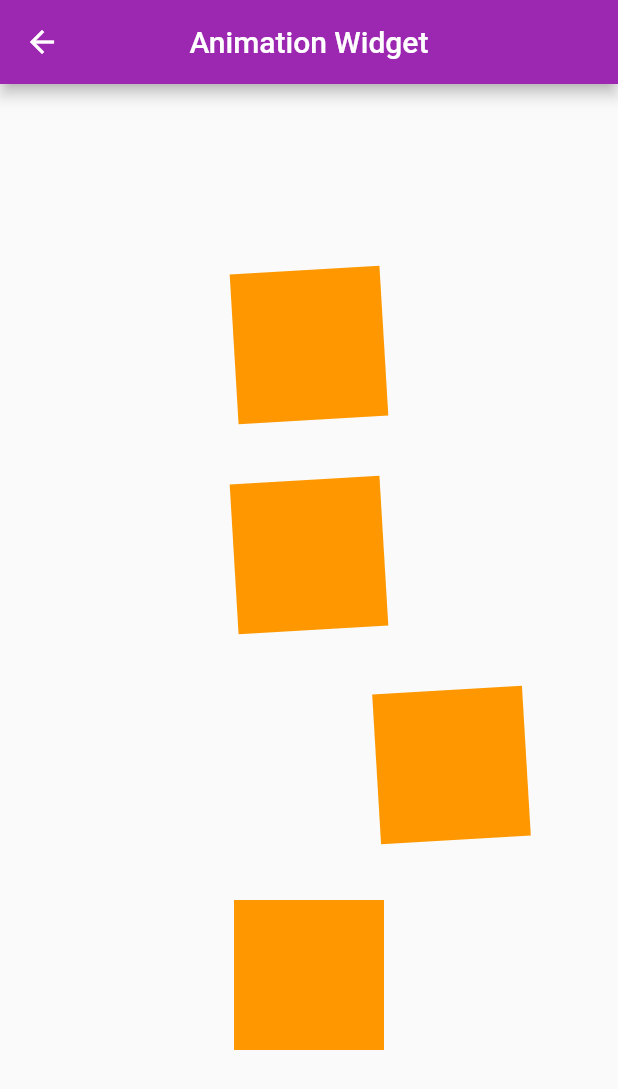
After one commit to fabrizzioRP/flutter-basic, a Flutter app: the AnimatedWidgetPage screen opened by its route, on a phone screen of 412 x 824 dp. The commit adds this screen. Shown: the top 1089 px of the screen. Run offline on Flutter 3.47's test engine with Material 2 defaults, Android fonts, the phone set to English and light mode, and no system bars; our stand-ins replace card_swiper.

Commit message:
animatedWidget:creado

```diff
--- a/data/menu_opts.json
+++ b/data/menu_opts.json
@@ -45,6 +45,11 @@
             "ruta" : "sliver",
             "icon" : "smart_toy",
             "texto": "Sliver AppBar"
+        },
+        {
+            "ruta" : "animated",
+            "icon" : "widgets",
+            "texto": "Animated Widget"
         }
     ]
 }
--- /dev/null
+++ b/lib/src/pages/animated_widget_page.dart
@@ -0,0 +1,131 @@
+import 'package:flutter/material.dart';
+import 'dart:math' as Math;
+
+class AnimatedWidgetPage extends StatelessWidget {
+  @override
+  Widget build(BuildContext context) {
+    return Scaffold(
+      appBar: AppBar(
+        title: Text('Animation Widget'),
+        centerTitle: true,
+        backgroundColor: Colors.purple,
+      ),
+      body: Center(
+        child: AnimatedCuadrado(),
+      ),
+    );
+  }
+}
+
+class AnimatedCuadrado extends StatefulWidget {
+  @override
+  _AnimatedCuadradoState createState() => _AnimatedCuadradoState();
+}
+
+class _AnimatedCuadradoState extends State<AnimatedCuadrado>
+    with SingleTickerProviderStateMixin {
+  late AnimationController controller;
+  late Animation<double> rotacion;
+  late Animation<double> opacidad;
+  late Animation<double> opacidadOut;
+  late Animation<double> moveRight;
+  late Animation<double> agrandarWidget;
+
+  @override
+  void initState() {
+    controller = AnimationController(
+        vsync: this, duration: Duration(milliseconds: 4000));
+
+    rotacion = Tween(begin: 0.0, end: 2 * Math.pi).animate(
+        CurvedAnimation(parent: controller, curve: Curves.bounceInOut));
+
+    opacidad = Tween(begin: 0.0, end: 1.0).animate(CurvedAnimation(
+        parent: controller,
+        curve: Interval(0.0, 0.30, curve: Curves.bounceInOut)));
+
+    opacidadOut = Tween(begin: 0.0, end: 1.0).animate(CurvedAnimation(
+        parent: controller,
+        curve: Interval(0.75, 1.0, curve: Curves.bounceInOut)));
+
+    moveRight = Tween(begin: 0.0, end: 200.0).animate(controller);
+
+    agrandarWidget = Tween(begin: 0.1, end: 1.0).animate(CurvedAnimation(
+        parent: controller, curve: Interval(0.20, 0.30, curve: Curves.easeIn)));
+
+    controller.addListener(() {
+      if (controller.status == AnimationStatus.completed) {
+        controller.reverse();
+      }
+    });
+
+    super.initState();
+  }
+
+  @override
+  void dispose() {
+    controller.dispose();
+    super.dispose();
+  }
+
+  @override
+  Widget build(BuildContext context) {
+    controller.forward();
+    return AnimatedBuilder(
+      animation: controller,
+      child: _Cuadrado(),
+      builder: (_, widget) {
+        return Column(
+          mainAxisAlignment: MainAxisAlignment.center,
+          children: [
+            // Rotacion :
+            Transform.rotate(
+              angle: rotacion.value,
+              child: widget,
+            ),
+            SizedBox(height: 40),
+            // Rotacion con Opacidad :
+            Transform.rotate(
+              angle: rotacion.value,
+              child: Opacity(
+                opacity: opacidad.value,
+                child: widget,
+              ),
+            ),
+            SizedBox(height: 40),
+            // Moviento de lugar con rotacion y opacidad :
+            Transform.translate(
+              offset: Offset(moveRight.value, 0),
+              child: Transform.rotate(
+                angle: rotacion.value,
+                child: Opacity(
+                  opacity: opacidad.value - opacidadOut.value,
+                  child: widget,
+                ),
+              ),
+            ),
+            SizedBox(height: 40),
+            // Agrandar widget on opacidad :
+            Transform.scale(
+              scale: agrandarWidget.value,
+              child: Opacity(
+                opacity: opacidad.value,
+                child: widget,
+              ),
+            ),
+          ],
+        );
+      },
+    );
+  }
+}
+
+class _Cuadrado extends StatelessWidget {
+  @override
+  Widget build(BuildContext context) {
+    return Container(
+      width: 100,
+      height: 100,
+      decoration: BoxDecoration(color: Colors.orange),
+    );
+  }
+}
--- /dev/null
+++ b/lib/src/pages/pages.dart
@@ -0,0 +1,13 @@
+export 'package:componentes_app/src/pages/alert_page.dart';
+export 'package:componentes_app/src/pages/animated_container.dart';
+export 'package:componentes_app/src/pages/animated_widget_page.dart';
+export 'package:componentes_app/src/pages/avatar_page.dart';
+export 'package:componentes_app/src/pages/card_page.dart';
+export 'package:componentes_app/src/pages/card_swiper.dart';
+export 'package:componentes_app/src/pages/home_page.dart';
+export 'package:componentes_app/src/pages/input_page.dart';
+export 'package:componentes_app/src/pages/listview_2.dart';
+export 'package:componentes_app/src/pages/listview_builder_page.dart';
+export 'package:componentes_app/src/pages/settings.dart';
+export 'package:componentes_app/src/pages/slider_page.dart';
+export 'package:componentes_app/src/pages/sliver_page.dart';
--- a/lib/src/routes/routers.dart
+++ b/lib/src/routes/routers.dart
@@ -1,16 +1,6 @@
-import 'package:componentes_app/src/pages/alert_page.dart';
-import 'package:componentes_app/src/pages/animated_container.dart';
-import 'package:componentes_app/src/pages/avatar_page.dart';
-import 'package:componentes_app/src/pages/card_page.dart';
-import 'package:componentes_app/src/pages/card_swiper.dart';
-import 'package:componentes_app/src/pages/home_page.dart';
-import 'package:componentes_app/src/pages/input_page.dart';
-import 'package:componentes_app/src/pages/listview_2.dart';
-import 'package:componentes_app/src/pages/listview_builder_page.dart';
-import 'package:componentes_app/src/pages/settings.dart';
-import 'package:componentes_app/src/pages/slider_page.dart';
-import 'package:componentes_app/src/pages/sliver_page.dart';
 import 'package:flutter/material.dart';
+//
+import 'package:componentes_app/src/pages/pages.dart';
 
 Map<String, WidgetBuilder> getRoutes() {
   return <String, WidgetBuilder>{
@@ -25,6 +15,7 @@ Map<String, WidgetBuilder> getRoutes() {
     'list2': (BuildContext context) => ListPage2(),
     SettingsPage.settingsPage: (_) => SettingsPage(),
     CardSwiperPage.nameSwiper: (_) => CardSwiperPage(),
-    SliverPage.nameSliver: (_) => SliverPage()
+    SliverPage.nameSliver: (_) => SliverPage(),
+    'animated': (_) => AnimatedWidgetPage(),
   };
 }
--- a/lib/src/utils/icono_string_util.dart
+++ b/lib/src/utils/icono_string_util.dart
@@ -10,6 +10,7 @@ final _icons = <String, IconData>{
   'list': Icons.list,
   'swipe': Icons.swipe,
   'smart_toy': Icons.smart_toy,
+  'widgets': Icons.widgets
 };
 
 Icon getIcon(String nombreIcono) {
```
